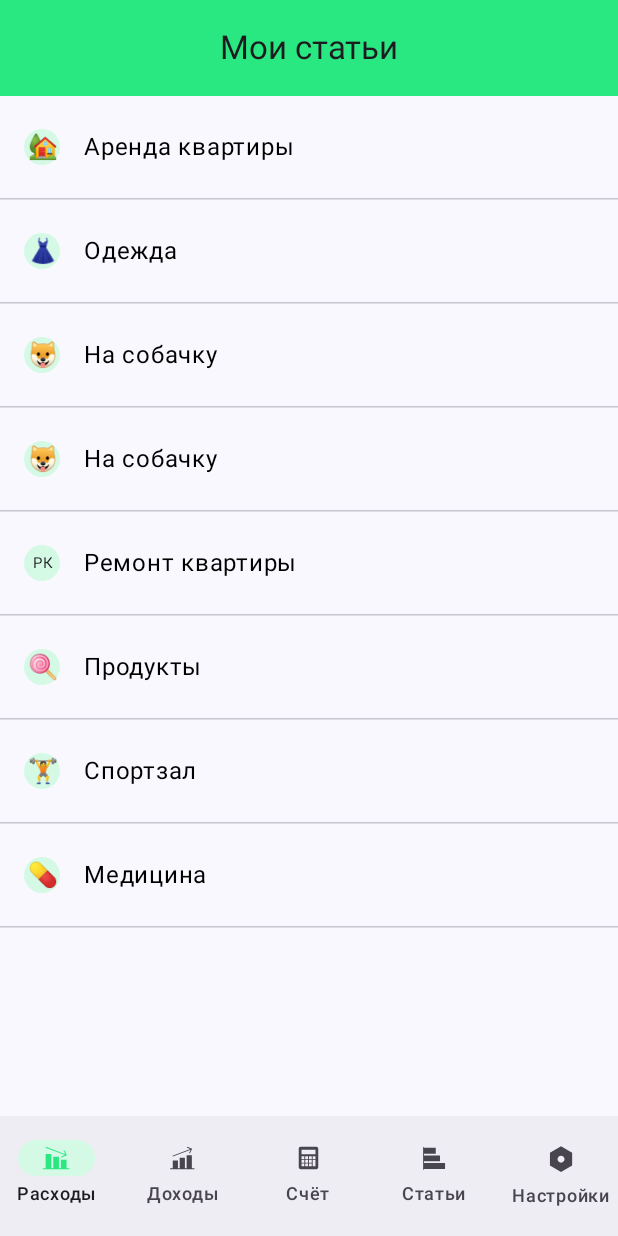
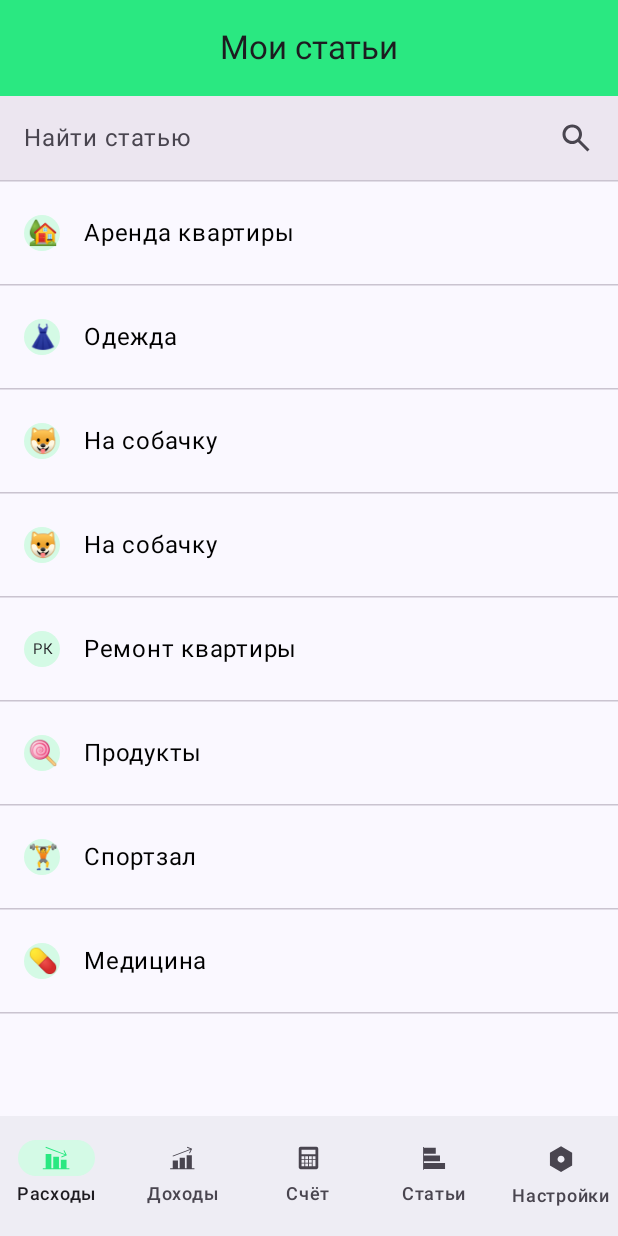
Before and after one commit to roganofff/yandex-smd, an Android app built with Jetpack Compose: the categories screen opened through its navigation route, on a phone screen of 412 x 824 dp. Run offline under Robolectric (Android 15) with nearby library versions, the phone set to English and light mode, and no system bars.

Commit message:
feat: added SearchField to CategoriesScreen

```diff
--- a/app/src/main/java/quo/yandex/financialawareness/presentation/screens/CategoriesScreen.kt
+++ b/app/src/main/java/quo/yandex/financialawareness/presentation/screens/CategoriesScreen.kt
@@ -13,6 +13,10 @@ import androidx.compose.material3.Scaffold
 import androidx.compose.material3.Text
 import androidx.compose.material3.TopAppBarDefaults
 import androidx.compose.runtime.Composable
+import androidx.compose.runtime.getValue
+import androidx.compose.runtime.mutableStateOf
+import androidx.compose.runtime.saveable.rememberSaveable
+import androidx.compose.runtime.setValue
 import androidx.compose.ui.Alignment
 import androidx.compose.ui.Modifier
 import androidx.compose.ui.graphics.Color
@@ -22,11 +26,14 @@ import androidx.compose.ui.unit.dp
 import androidx.compose.ui.unit.sp
 import quo.yandex.financialawareness.data.provideCategoriesMockData
 import quo.yandex.financialawareness.presentation.ui.components.ListItem
+import quo.yandex.financialawareness.presentation.ui.components.SearchField
 
 @Preview
 @OptIn(ExperimentalMaterial3Api::class)
 @Composable
 fun CategoriesScreen(modifier: Modifier = Modifier) {
+    var query by rememberSaveable { mutableStateOf("") }
+
     Scaffold(
         topBar = {
             CenterAlignedTopAppBar(
@@ -48,12 +55,22 @@ fun CategoriesScreen(modifier: Modifier = Modifier) {
             )
         },
     ) { contentPadding ->
-
         LazyColumn(
-            modifier = Modifier.fillMaxSize().padding(contentPadding),
+            modifier = Modifier
+                .fillMaxSize()
+                .padding(contentPadding),
             horizontalAlignment = Alignment.CenterHorizontally,
             verticalArrangement = Arrangement.Top
         ) {
+            item {
+                SearchField(query)
+                HorizontalDivider(
+                    modifier = Modifier.fillMaxWidth(),
+                    thickness = 1.dp,
+                    color = Color(0xFFCAC4D0)
+                )
+            }
+
             items(provideCategoriesMockData()) { item ->
                 ListItem(
                     title = item.title,
--- /dev/null
+++ b/app/src/main/java/quo/yandex/financialawareness/presentation/ui/components/SearchField.kt
@@ -0,0 +1,78 @@
+package quo.yandex.financialawareness.presentation.ui.components
+
+import androidx.compose.foundation.background
+import androidx.compose.foundation.clickable
+import androidx.compose.foundation.layout.Box
+import androidx.compose.foundation.layout.Row
+import androidx.compose.foundation.layout.Spacer
+import androidx.compose.foundation.layout.fillMaxWidth
+import androidx.compose.foundation.layout.padding
+import androidx.compose.foundation.layout.size
+import androidx.compose.foundation.layout.width
+import androidx.compose.foundation.text.BasicTextField
+import androidx.compose.material3.Icon
+import androidx.compose.material3.Text
+import androidx.compose.runtime.Composable
+import androidx.compose.ui.Alignment
+import androidx.compose.ui.Modifier
+import androidx.compose.ui.graphics.Color
+import androidx.compose.ui.graphics.SolidColor
+import androidx.compose.ui.res.painterResource
+import androidx.compose.ui.text.TextStyle
+import androidx.compose.ui.text.font.FontWeight
+import androidx.compose.ui.unit.dp
+import androidx.compose.ui.unit.sp
+import quo.yandex.financialawareness.R
+
+@Composable
+fun SearchField(
+    query: String,
+) {
+    BasicTextField(
+        value = query,
+        onValueChange = { },
+        singleLine = true,
+        textStyle = TextStyle(
+            color = Color(0xFF49454F),
+            fontSize = 16.sp,
+            fontWeight = FontWeight.Normal, // 400
+            lineHeight = 24.sp,
+            letterSpacing = 0.5.sp
+        ),
+        cursorBrush = SolidColor(Color(0xFF49454F)),
+        decorationBox = { innerTextField ->
+            Row(
+                modifier = Modifier
+                    .fillMaxWidth()
+                    .background(color = Color(0xFFECE6F0))
+                    .padding(horizontal = 16.dp, vertical = 16.dp),
+                verticalAlignment = Alignment.CenterVertically
+            ) {
+                Box(modifier = Modifier.weight(1f)) {
+                    if (query.isEmpty()) {
+                        Text(
+                            text = "Найти статью",
+                            style = TextStyle(
+                                color = Color(0xFF49454F),
+                                fontSize = 16.sp,
+                                fontWeight = FontWeight.Normal,
+                                lineHeight = 24.sp,
+                                letterSpacing = 0.5.sp
+                            )
+                        )
+                    }
+                    innerTextField()
+                }
+                Spacer(modifier = Modifier.width(8.dp))
+                Icon(
+                    painter = painterResource(R.drawable.ic_search),
+                    contentDescription = "Поиск",
+                    tint = Color(0xFF49454F),
+                    modifier = Modifier
+                        .size(24.dp)
+                        .clickable { }
+                )
+            }
+        }
+    )
+}
--- /dev/null
+++ b/app/src/main/res/drawable/ic_search.xml
@@ -0,0 +1,9 @@
+<vector xmlns:android="http://schemas.android.com/apk/res/android"
+    android:width="24dp"
+    android:height="24dp"
+    android:viewportWidth="24"
+    android:viewportHeight="24">
+  <path
+      android:pathData="M19.6,21L13.3,14.7C12.8,15.1 12.225,15.417 11.575,15.65C10.925,15.883 10.233,16 9.5,16C7.683,16 6.146,15.371 4.887,14.113C3.629,12.854 3,11.317 3,9.5C3,7.683 3.629,6.146 4.887,4.887C6.146,3.629 7.683,3 9.5,3C11.317,3 12.854,3.629 14.113,4.887C15.371,6.146 16,7.683 16,9.5C16,10.233 15.883,10.925 15.65,11.575C15.417,12.225 15.1,12.8 14.7,13.3L21,19.6L19.6,21ZM9.5,14C10.75,14 11.813,13.563 12.688,12.688C13.563,11.813 14,10.75 14,9.5C14,8.25 13.563,7.188 12.688,6.313C11.813,5.438 10.75,5 9.5,5C8.25,5 7.188,5.438 6.313,6.313C5.438,7.188 5,8.25 5,9.5C5,10.75 5.438,11.813 6.313,12.688C7.188,13.563 8.25,14 9.5,14Z"
+      android:fillColor="#49454F"/>
+</vector>
```
